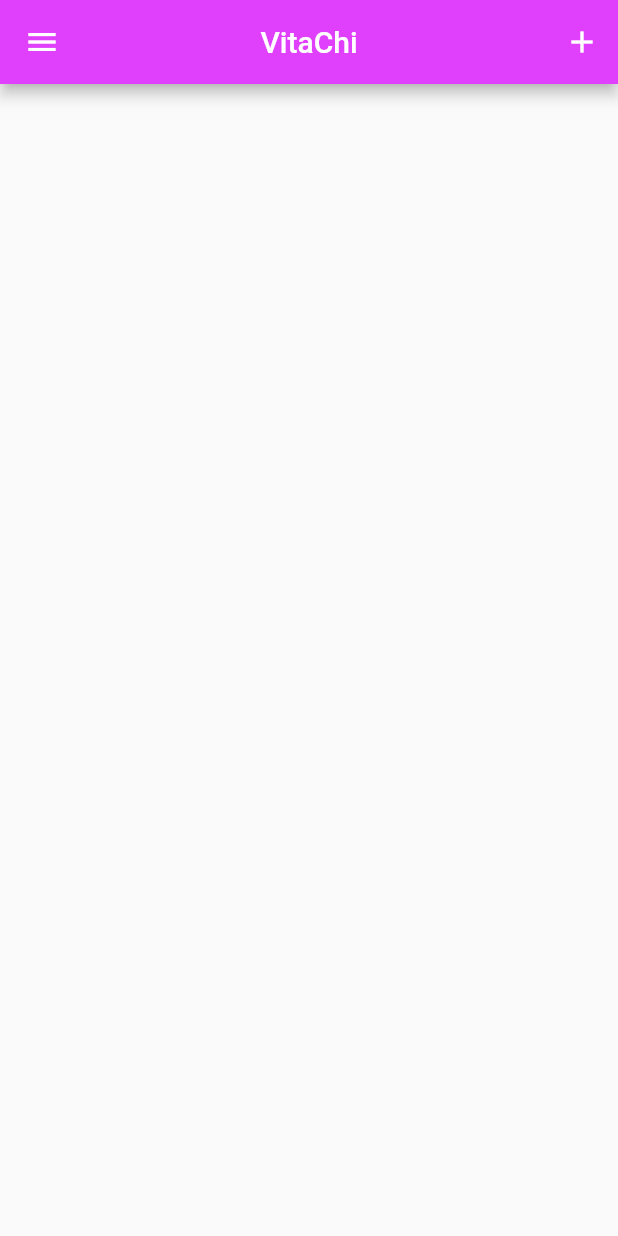
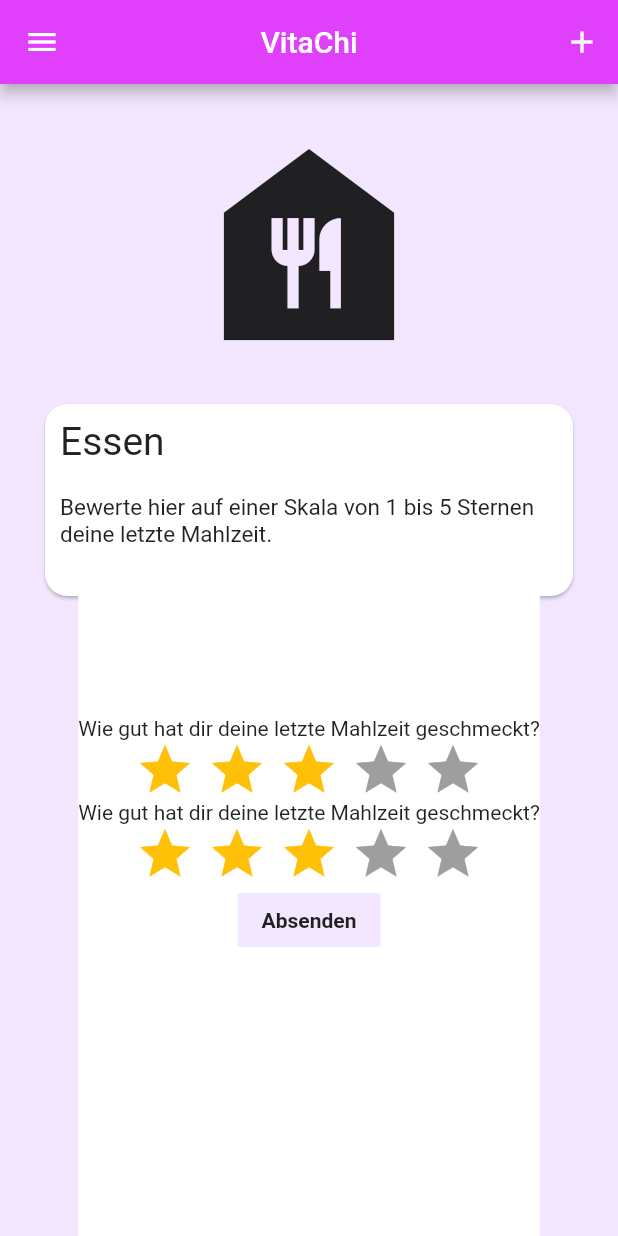
Before and after one commit to MoBoldi/VitaChi, a Flutter app: the Essen screen opened by its route, on a phone screen of 412 x 824 dp. Run offline on Flutter 3.47's test engine with Material 2 defaults, Android fonts, the light colour scheme and no system bars; drawn by our look-alikes of flutter_rating_bar.

Commit message:
Unterseite Essen

```diff
--- a/client/vitachi/lib/main.dart
+++ b/client/vitachi/lib/main.dart
@@ -1,8 +1,8 @@
 import 'package:flutter/material.dart';
 import 'package:vitachi/pages/Essen.dart';
 import 'package:vitachi/pages/EssenNav.dart';
-import 'file:///C:/Users/noahs/OneDrive/Dokumente/Schule/VitaChi/VitaChi/client/vitachi/lib/pages/home.dart';
-import 'file:///C:/Users/noahs/OneDrive/Dokumente/Schule/VitaChi/VitaChi/client/vitachi/lib/pages/statistics.dart';
+import 'package:vitachi/pages/home.dart';
+import 'package:vitachi/pages/statistics.dart';
 
 void main() {
   runApp(MaterialApp(
--- a/client/vitachi/lib/pages/Essen.dart
+++ b/client/vitachi/lib/pages/Essen.dart
@@ -1,4 +1,5 @@
 import 'package:flutter/material.dart';
+import 'package:flutter_rating_bar/flutter_rating_bar.dart';
 
 class Essen extends StatefulWidget {
   @override
@@ -96,11 +97,95 @@ class _EssenState extends State<Essen> {
           ],
         ),
       ),
+      backgroundColor: Color.fromRGBO(242, 231, 254, 1.0),
       body: Column(
         crossAxisAlignment: CrossAxisAlignment.center,
         children: <Widget>[
-
-
+          Expanded(
+            child: Icon(
+              Icons.food_bank,
+              size: 170,
+            ),
+            flex: 5,
+          ),
+          Expanded(
+            child: Card(
+              child: Column(
+                crossAxisAlignment: CrossAxisAlignment.start,
+                children: <Widget>[
+                  Padding(
+                    padding: EdgeInsets.all(10.0),
+                    child: Text("Essen", style: TextStyle(fontSize: 26)),
+                  ),
+                  Padding(
+                    padding: EdgeInsets.all(10.0),
+                    child: Text(
+                        "Bewerte hier auf einer Skala von 1 bis 5 Sternen deine letzte Mahlzeit.",
+                        style: TextStyle(fontSize: 15)),
+                  ),
+                ],
+              ),
+              margin: EdgeInsets.fromLTRB(30.0, 0, 30, 0),
+              shape: RoundedRectangleBorder(
+                borderRadius: BorderRadius.circular(15.0),
+              ),
+            ),
+            flex: 3,
+          ),
+          Expanded(
+            child: Container(
+              child: Column(
+                crossAxisAlignment: CrossAxisAlignment.center,
+                children: <Widget>[
+                  Padding(padding: EdgeInsets.fromLTRB(0, 80, 0, 0)),
+                  Text(
+                    "Wie gut hat dir deine letzte Mahlzeit geschmeckt?",
+                  ),
+                  RatingBar.builder(
+                    initialRating: 3,
+                    minRating: 1,
+                    direction: Axis.horizontal,
+                    allowHalfRating: false,
+                    itemCount: 5,
+                    itemPadding: EdgeInsets.symmetric(horizontal: 4.0),
+                    itemBuilder: (context, _) => Icon(
+                      Icons.star,
+                      color: Colors.amber,
+                    ),
+                    onRatingUpdate: (rating) {
+                      print(rating);
+                    },
+                  ),
+                  Text("Wie gut hat dir deine letzte Mahlzeit geschmeckt?"),
+                  RatingBar.builder(
+                    initialRating: 3,
+                    minRating: 1,
+                    direction: Axis.horizontal,
+                    allowHalfRating: false,
+                    itemCount: 5,
+                    itemPadding: EdgeInsets.symmetric(horizontal: 4.0),
+                    itemBuilder: (context, _) => Icon(
+                      Icons.star,
+                      color: Colors.amber,
+                    ),
+                    onRatingUpdate: (rating) {
+                      print(rating);
+                    },
+                  ),
+                  FlatButton(
+                    color: Color.fromRGBO(242, 231, 254, 1.0),
+                    onPressed: () {},
+                    child: Text(
+                      "Absenden",
+                      style: TextStyle(fontWeight: FontWeight.bold),
+                    ),
+                  )
+                ],
+              ),
+              decoration: BoxDecoration(color: Colors.white),
+            ),
+            flex: 10,
+          ),
         ],
       ),
     );
--- a/client/vitachi/pubspec.yaml
+++ b/client/vitachi/pubspec.yaml
@@ -28,6 +28,7 @@ dependencies:
   # The following adds the Cupertino Icons font to your application.
   # Use with the CupertinoIcons class for iOS style icons.
   cupertino_icons: ^1.0.0
+  flutter_rating_bar: ^3.2.0+1
 
 dev_dependencies:
   flutter_test:
```
Also changed, not shown: client/vitachi/pubspec.lock.
